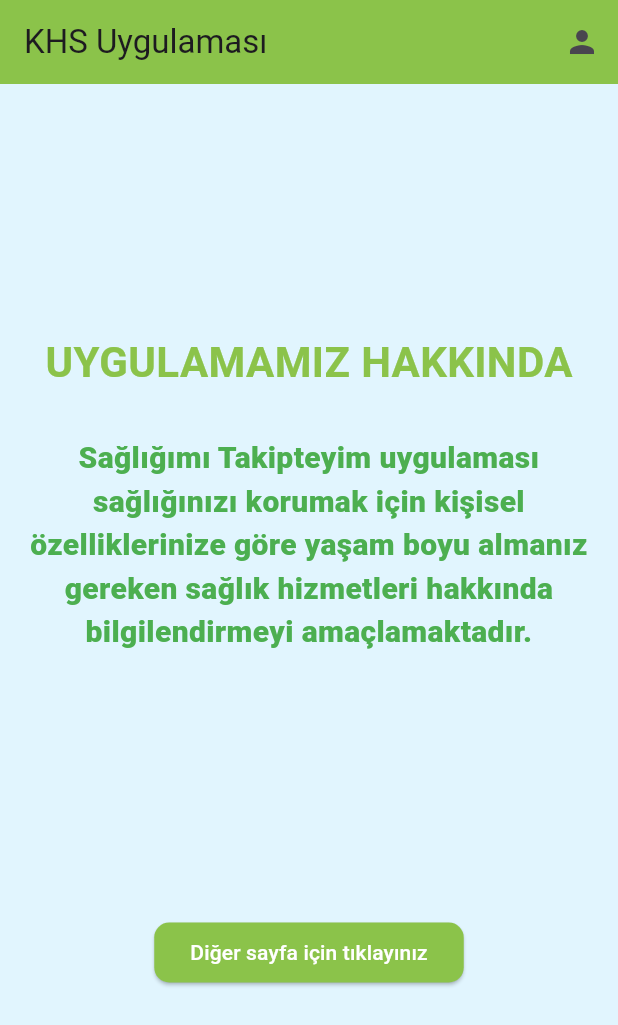
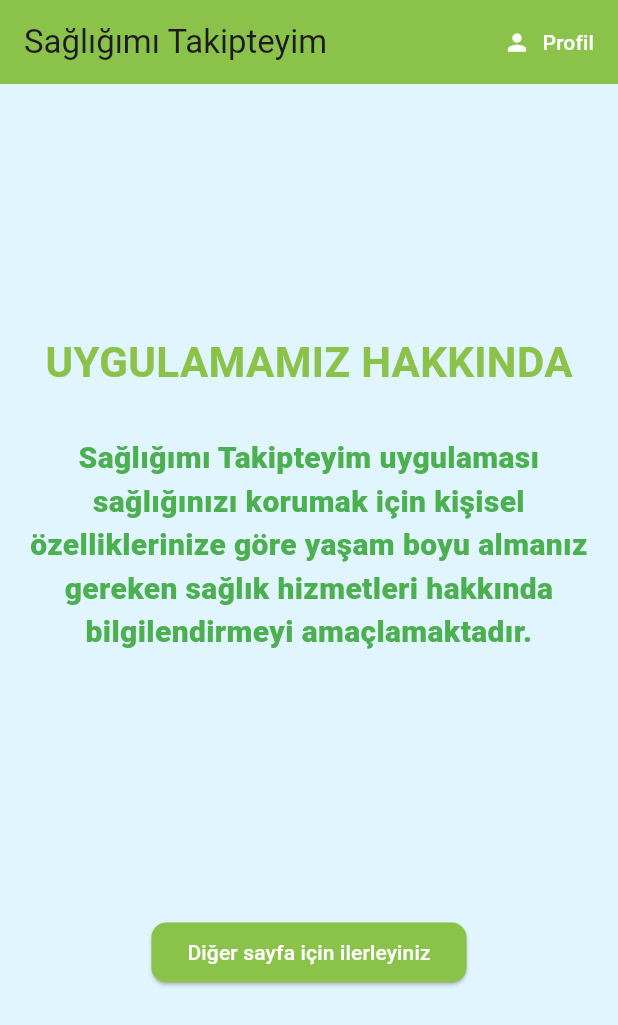
Before and after one commit to alperberke123/KHS_uygulamasi, a Flutter app: the screen it shows after launch, on a phone screen of 412 x 824 dp. Shown: the top 1025 px of the screen. Run offline on Flutter 3.47's test engine with Material 3 defaults, Android fonts, the phone set to English and light mode, and no system bars; our stand-ins replace cloud_firestore, firebase_auth, firebase_core, flutter_local_notifications, flutter_native_timezone, timezone; accounts and stored records are empty; network calls fail; statements that could not run were skipped.

Commit message:
bgüncelleme

```diff
--- a/lib/main.dart
+++ b/lib/main.dart
@@ -54,11 +54,15 @@ class MyHomePage extends StatelessWidget {
   Widget build(BuildContext context) {
     return Scaffold(
       appBar: AppBar(
-        title: const Text('KHS Uygulaması'),
+        title: const Text('Sağlığımı Takipteyim'),
         backgroundColor: Colors.lightGreen,
         actions: [
-          IconButton(
-            icon: const Icon(Icons.person),
+          TextButton.icon(
+            icon: const Icon(Icons.person, color: Colors.white),
+            label: const Text(
+              'Profil',
+              style: TextStyle(color: Colors.white),
+            ),
             onPressed: () {
               Navigator.push(
                 context,
@@ -612,7 +616,7 @@ class _BilgilendirmeSayfasiState extends State<BilgilendirmeSayfasi> {
                     MaterialPageRoute(builder: (context) => const Sayfa2()));
               },
               child: const Text(
-                "Diğer sayfa için tıklayınız",
+                "Diğer sayfa için ilerleyiniz",
                 style: TextStyle(color: Colors.white),
               ),
             ),
```
Also changed, not shown: lib/anaSayfa.dart (+7 -0 lines), lib/check_sorulari.dart (+41 -19 lines), lib/ikinci_sayfa.dart (+19 -5 lines).
